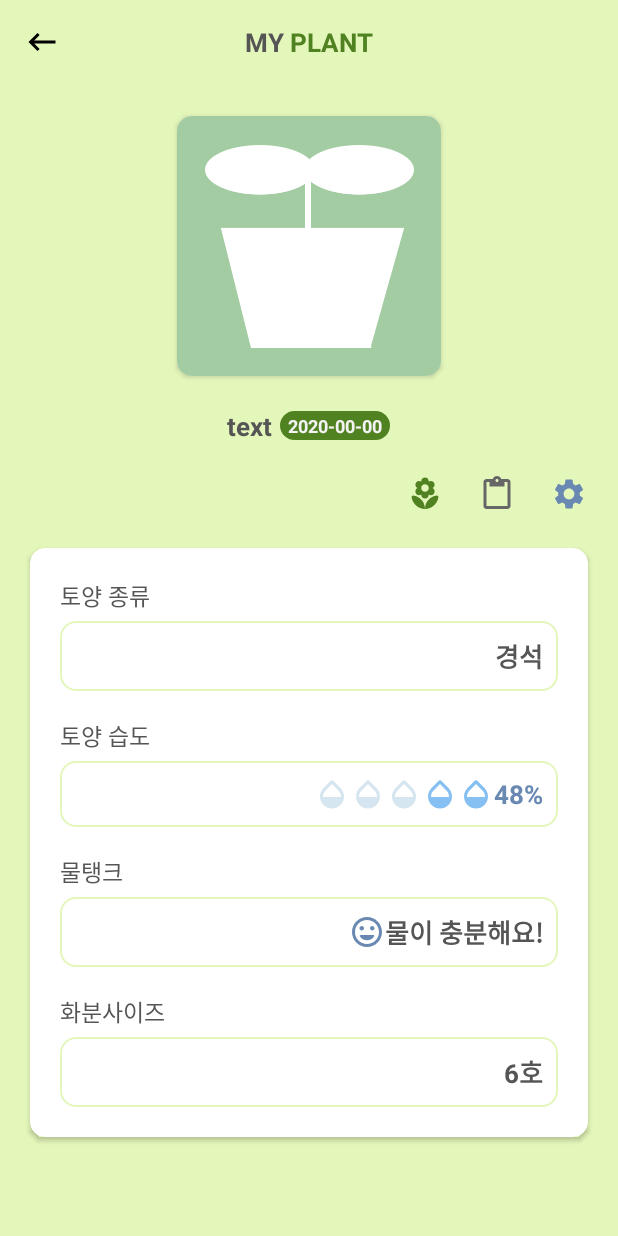
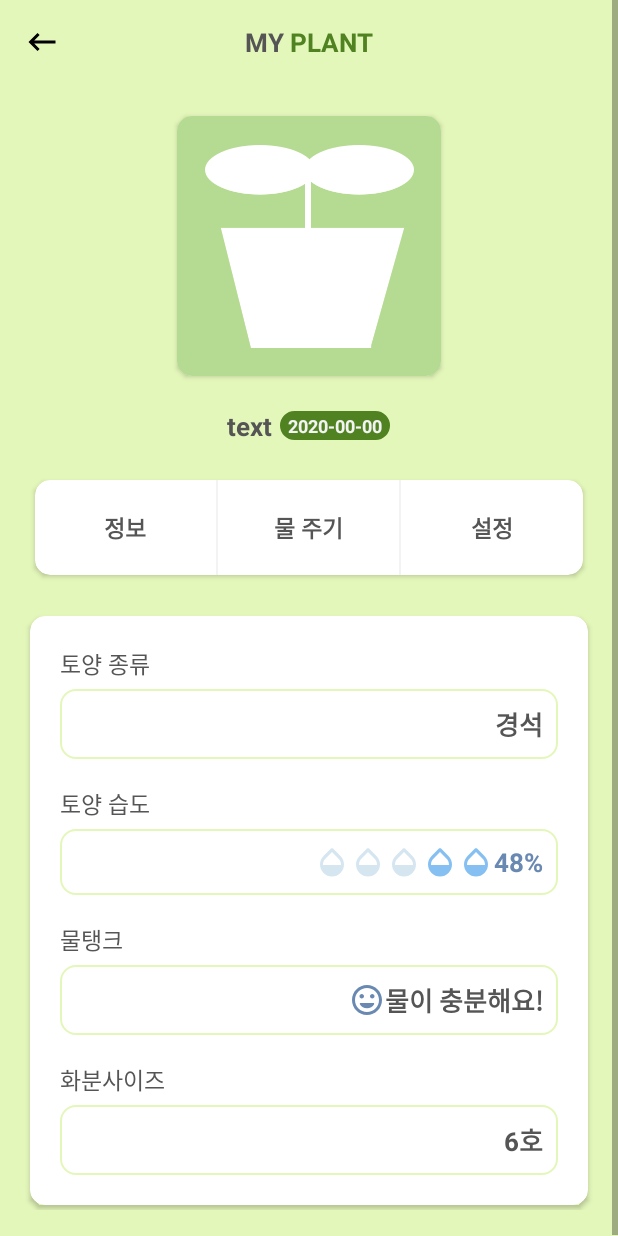
Before and after one commit to jiyeung-yun/teamc_capstone_design, an Android app: the ItemActivity screen opened directly, with no data from a screen before it, on a phone screen of 412 x 824 dp. Run offline under Robolectric (Android 15) with nearby library versions, the phone set to English and light mode, and no system bars; 1 statement that could not run was skipped.

Commit message:
디자인 엄청 수정함!!!!!

```diff
--- a/Capstone/app/src/main/java/com/Capstone/plantplant/ItemActivity.java
+++ b/Capstone/app/src/main/java/com/Capstone/plantplant/ItemActivity.java
@@ -1,5 +1,6 @@
 package com.capstone.plantplant;
 
+import androidx.annotation.Nullable;
 import androidx.appcompat.app.AppCompatActivity;
 import androidx.appcompat.widget.Toolbar;
 import androidx.core.content.ContextCompat;
@@ -10,20 +11,21 @@ import android.net.Uri;
 import android.os.Bundle;
 import android.view.MenuItem;
 import android.view.View;
+import android.widget.Button;
 import android.widget.CheckBox;
-import android.widget.ImageButton;
 import android.widget.ImageView;
 import android.widget.TextView;
 
 import static com.capstone.plantplant.ListActivity.LIST_URI;
 
 public class ItemActivity extends AppCompatActivity {
+    private final int REQUEST_CODE_CONTROL = 5000;
     Toolbar toolbar_item;
 
     String plant_kind,soil_kind;
     TextView main_plant_name,main_regi_date,main_soil_kind,main_pot_size,main_txt_humity;
 
-    ImageButton btn_information,btn_water_information,btn_setting;
+    Button btn_information,btn_water_information,btn_setting;
     CheckBox ckb_waterlevel;
 
     int index;
@@ -93,8 +95,7 @@ public class ItemActivity extends AppCompatActivity {
             public void onClick(View view) {
                 Intent set = new Intent(getApplicationContext(),ControlActivity.class);
                 set.putExtra("index",index);
-                startActivity(set);
-                finish();
+                startActivityForResult(set,REQUEST_CODE_CONTROL);
             }
         });
         //급수 정보 액티비티 버튼
@@ -182,4 +183,15 @@ public class ItemActivity extends AppCompatActivity {
         }
         return super.onOptionsItemSelected(item);
     }
+
+    @Override
+    protected void onActivityResult(int requestCode, int resultCode, @Nullable Intent data) {
+        super.onActivityResult(requestCode, resultCode, data);
+        if(requestCode==REQUEST_CODE_CONTROL){
+            if(resultCode==RESULT_OK){
+                finish();
+            }
+        }
+
+    }
 }
--- a/Capstone/app/src/main/java/com/Capstone/plantplant/ListActivity.java
+++ b/Capstone/app/src/main/java/com/Capstone/plantplant/ListActivity.java
@@ -125,13 +125,13 @@ public class ListActivity extends AppCompatActivity {
         TipAdapter adapter = new TipAdapter();
         adapter.addItem(new ItemTip("물은 적당히!",R.drawable.ic_opacity_24px,
                 "화초가 물에 잠기지 않도록 물을 줘야 해요\n화분의 흙은 촉촉한 정도로만 유지해도 됩니다",
-                Color.parseColor("#FFFFFFFF"),"- 1 -"));
+                Color.parseColor("#FF6989B2"),"- 1 -"));
         adapter.addItem(new ItemTip("화분의 위치도 중요!",R.drawable.ic_wb_sunny_24px,
                 "집안에 비치는 방향을 파악해서 햇볕이 드는 곳, 그늘이 지는 곳, 습도와 온도에 맞춰서 화분을 놓으세요",
-                Color.parseColor("#FFFFFFFF"),"- 2 -"));
+                Color.parseColor("#FFF29661"),"- 2 -"));
         adapter.addItem(new ItemTip("생장에 알맞은 환경이 필요",R.drawable.ic_local_florist_24px,
                 "분갈이 시 너무 큰 화분에 옮기지 마세요.\n지금 화분의 한 사이즈 큰 것을 사용하시면 됩니다.",
-                Color.parseColor("#FFFFFFFF"),"- 3 -"));
+                Color.parseColor("#FF508221"),"- 3 -"));
         rv_tip.setAdapter(adapter);
 
         //Recyclerview의 연속 스크롤을 막아 주는 헬퍼
--- a/Capstone/app/src/main/res/layout/activity_item.xml
+++ b/Capstone/app/src/main/res/layout/activity_item.xml
@@ -65,7 +65,7 @@
                     android:layout_width="match_parent"
                     android:layout_height="match_parent"
                     android:layout_gravity="center"
-                    android:background="@color/colorPrimary2"
+                    android:background="@color/colorPrimary1"
                     android:cropToPadding="true"
                     android:scaleType="center"
                     app:srcCompat="@drawable/icon_plant" />
@@ -109,40 +109,72 @@
 
             </LinearLayout>
 
+            <androidx.cardview.widget.CardView
+                android:layout_width="match_parent"
+                android:layout_height="75dp"
+                android:layout_margin="@dimen/side_padding"
+                app:cardBackgroundColor="@color/colorBlockBackground"
+                app:cardCornerRadius="@dimen/block_edge"
+                app:cardUseCompatPadding="true">
+
                 <LinearLayout
                     android:layout_width="match_parent"
-                android:layout_height="wrap_content"
-                android:layout_margin="@dimen/side_padding"
-                android:gravity="end"
+                    android:layout_height="match_parent"
+                    android:layout_gravity="center"
                     android:orientation="horizontal">
 
-                <ImageButton
+                    <Button
                         android:id="@+id/btn_information"
-                    android:layout_width="30dp"
-                    android:layout_height="30dp"
+                        style="@style/Widget.AppCompat.Button.Borderless"
+                        android:layout_width="wrap_content"
+                        android:layout_height="match_parent"
+                        android:layout_weight="1"
                         android:background="@null"
-                    android:tint="@color/colorPrimaryDark"
-                    app:srcCompat="@drawable/ic_local_florist_24px" />
+                        android:text="정보"
+                        android:textColor="@color/colorTitleFont"
+                        android:textSize="@dimen/block_content_font_size"
+                        android:textStyle="bold" />
 
-                <ImageButton
+                    <FrameLayout
+                        android:layout_width="@dimen/divide_line_size"
+                        android:layout_height="match_parent"
+                        android:background="@color/colorDeviderLine">
+
+                    </FrameLayout>
+
+                    <Button
                         android:id="@+id/btn_water_information"
-                    android:layout_width="30dp"
-                    android:layout_height="30dp"
-                    android:layout_marginLeft="@dimen/side_padding"
+                        style="@style/Widget.AppCompat.Button.Borderless"
+                        android:layout_width="wrap_content"
+                        android:layout_height="match_parent"
+                        android:layout_weight="1"
                         android:background="@null"
-                    android:tint="@color/colorVectorIcon"
-                    app:srcCompat="@drawable/ic_content_paste_24px" />
+                        android:text="물 주기"
+                        android:textColor="@color/colorTitleFont"
+                        android:textSize="@dimen/block_content_font_size"
+                        android:textStyle="bold" />
 
-                <ImageButton
+                    <FrameLayout
+                        android:layout_width="@dimen/divide_line_size"
+                        android:layout_height="match_parent"
+                        android:background="@color/colorDeviderLine">
+
+                    </FrameLayout>
+
+                    <Button
                         android:id="@+id/btn_setting"
-                    android:layout_width="30dp"
-                    android:layout_height="30dp"
-                    android:layout_marginLeft="@dimen/side_padding"
+                        style="@style/Widget.AppCompat.Button.Borderless"
+                        android:layout_width="wrap_content"
+                        android:layout_height="match_parent"
+                        android:layout_weight="1"
                         android:background="@null"
-                    android:tint="@color/colorAccentDark"
-                    app:srcCompat="@drawable/ic_settings_24px" />
+                        android:text="설정"
+                        android:textColor="@color/colorTitleFont"
+                        android:textSize="@dimen/block_content_font_size"
+                        android:textStyle="bold" />
 
                 </LinearLayout>
+            </androidx.cardview.widget.CardView>
 
             <androidx.cardview.widget.CardView
                 android:layout_width="match_parent"
--- a/Capstone/app/src/main/res/layout/activity_search_plant.xml
+++ b/Capstone/app/src/main/res/layout/activity_search_plant.xml
@@ -61,7 +61,8 @@
             android:layout_marginTop="@dimen/side_padding"
             android:layout_marginBottom="@dimen/side_padding"
             android:background="@drawable/blank_background"
-            android:padding="@dimen/editbox_padding"></androidx.appcompat.widget.SearchView>
+            android:padding="@dimen/editbox_padding"
+            app:queryBackground="@android:color/white"></androidx.appcompat.widget.SearchView>
 
         <androidx.recyclerview.widget.RecyclerView
             android:id="@+id/ry_search_list"
```
Also changed, not shown: Capstone/app/src/main/java/com/Capstone/plantplant/ControlActivity.java (+10 -7 lines), Capstone/app/src/main/res/layout/item_tip.xml (+16 -8 lines). Lines whose indentation alone changed are shown as unchanged.
